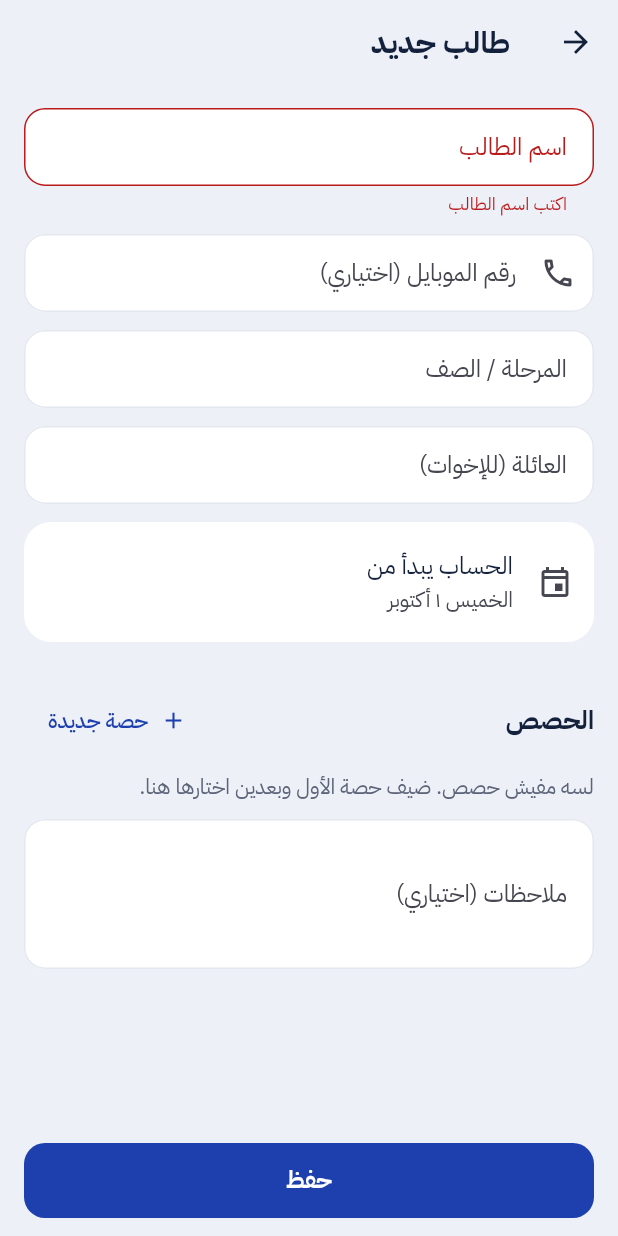
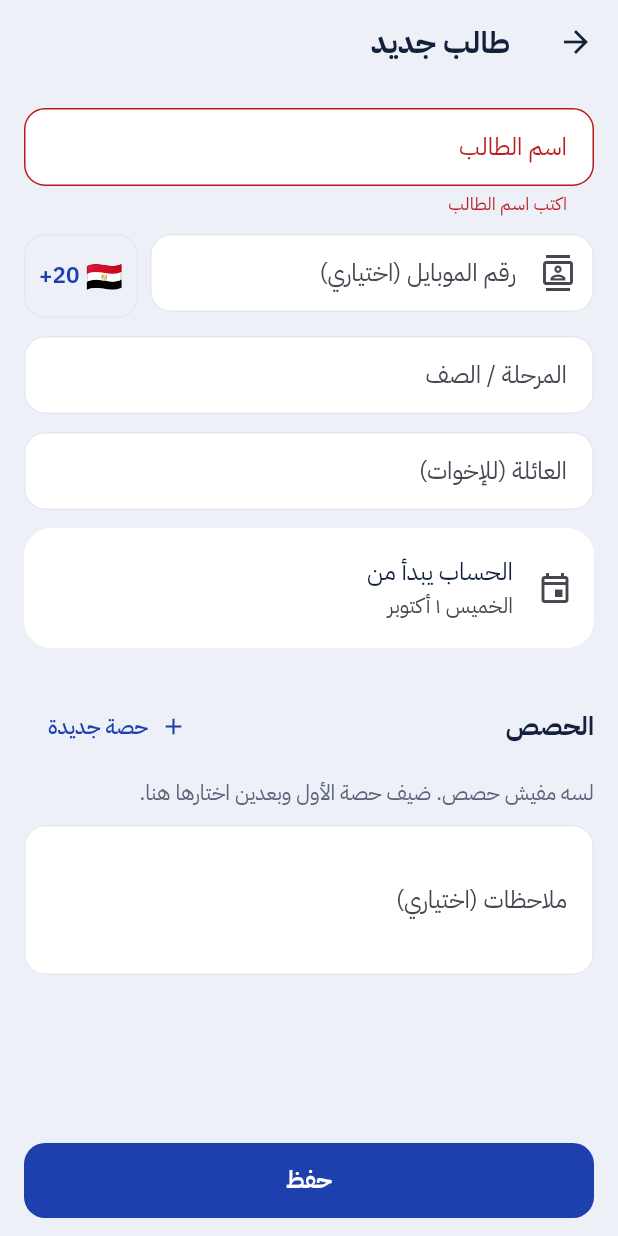
Before and after one commit to medokasemasd-ai/dorosi, a Flutter app: the StudentForm screen opened directly, after a tap on "حفظ", on a phone screen of 412 x 824 dp. Run offline on Flutter 3.47's test engine with Material 3 defaults, Android fonts, the phone set to English and light mode, and no system bars; our stand-ins replace file_picker, flutter_local_notifications, flutter_timezone, share_plus, timezone; missing offline and left inert: home_widget.

Commit message:
Pick a student's number from the phone contacts, with a country code
Numbers are stored with their country code; Egypt and Saudi Arabia come first
in the list. Tapping an empty number field opens the contacts picker, which
needs no contacts permission.

Co-Authored-By: Claude Opus 5.5 (1M context) <noreply@anthropic.com>
Claude-Session: https://claude.ai/code/session_01GDz5qe47P4iUSPjctsKpBB

```diff
--- /dev/null
+++ b/lib/phone.dart
@@ -0,0 +1,42 @@
+// Phone numbers are stored with their country code, like +201012345678.
+
+import 'format.dart';
+
+/// Countries offered for phone numbers: name, flag and dialling code.
+const countries = [
+  ('مصر', '🇪🇬', '20'),
+  ('السعودية', '🇸🇦', '966'),
+  ('الإمارات', '🇦🇪', '971'),
+  ('الكويت', '🇰🇼', '965'),
+  ('قطر', '🇶🇦', '974'),
+  ('البحرين', '🇧🇭', '973'),
+  ('عُمان', '🇴🇲', '968'),
+  ('الأردن', '🇯🇴', '962'),
+  ('ليبيا', '🇱🇾', '218'),
+  ('السودان', '🇸🇩', '249'),
+  ('العراق', '🇮🇶', '964'),
+];
+
+/// Splits a stored or typed number into its country code and the local part.
+/// A number without a code is taken to be from [fallback].
+(String code, String local) splitPhone(String phone, {String fallback = '20'}) {
+  var p = westernDigits(phone).replaceAll(RegExp(r'[^0-9+]'), '');
+  if (p.startsWith('00')) p = '+${p.substring(2)}';
+  if (p.startsWith('+')) {
+    p = p.substring(1);
+    for (final (_, _, code) in countries) {
+      if (p.startsWith(code)) return (code, _local(p.substring(code.length)));
+    }
+    return ('', p);
+  }
+  return (fallback, _local(p));
+}
+
+String _local(String p) => p.startsWith('0') ? p.substring(1) : p;
+
+/// The number to store, like +201012345678, or empty when there is no number.
+String joinPhone(String code, String local) {
+  final l = _local(westernDigits(local).replaceAll(RegExp(r'[^0-9]'), ''));
+  if (l.isEmpty) return '';
+  return code.isEmpty ? '+$l' : '+$code$l';
+}
--- a/lib/ui/student_form.dart
+++ b/lib/ui/student_form.dart
@@ -2,6 +2,8 @@ import 'package:flutter/material.dart';
 
 import '../format.dart';
 import '../models.dart';
+import '../phone.dart';
+import '../services/contacts.dart';
 import '../store.dart';
 import 'common.dart';
 import 'group_form.dart';
@@ -81,7 +83,8 @@ class StudentForm extends StatefulWidget {
 class _StudentFormState extends State<StudentForm> {
   final _form = GlobalKey<FormState>();
   late final _name = TextEditingController(text: widget.student?.name);
-  late final _phone = TextEditingController(text: widget.student?.phone);
+  final _phone = TextEditingController();
+  String _code = '20';
   late final _stage = TextEditingController(text: widget.student?.stage);
   late final _family = TextEditingController(text: widget.student?.family);
   late final _notes = TextEditingController(text: widget.student?.notes);
@@ -98,6 +101,9 @@ class _StudentFormState extends State<StudentForm> {
     _init = true;
     final d = StoreScope.read(context).data;
     final s = widget.student;
+    final (code, local) = splitPhone(s?.phone ?? '', fallback: d.settings.currency == 'ر.س' ? '966' : '20');
+    _code = code;
+    _phone.text = local;
     if (s != null) {
       _groups.addAll(d.groupsOf(s, includeArchived: true).map((g) => g.id));
       s.priceOverrides.forEach((gid, p) => _prices[gid] = TextEditingController(text: _plain(p)));
@@ -136,13 +142,31 @@ class _StudentFormState extends State<StudentForm> {
               validator: (v) => (v ?? '').trim().isEmpty ? 'اكتب اسم الطالب' : null,
             ),
             const SizedBox(height: 12),
-            TextFormField(
-              controller: _phone,
-              keyboardType: TextInputType.phone,
-              decoration: const InputDecoration(
-                labelText: 'رقم الموبايل (اختياري)',
-                prefixIcon: Icon(Icons.phone_outlined),
-              ),
+            Row(
+              crossAxisAlignment: CrossAxisAlignment.start,
+              children: [
+                Expanded(
+                  child: TextFormField(
+                    controller: _phone,
+                    keyboardType: TextInputType.phone,
+                    textDirection: TextDirection.ltr,
+                    // An empty number is usually in the phone's contacts already.
+                    onTap: () {
+                      if (_phone.text.trim().isEmpty) _pickContact();
+                    },
+                    decoration: InputDecoration(
+                      labelText: 'رقم الموبايل (اختياري)',
+                      prefixIcon: IconButton(
+                        tooltip: 'اختار من الأسماء',
+                        icon: const Icon(Icons.contacts_outlined),
+                        onPressed: _pickContact,
+                      ),
+                    ),
+                  ),
+                ),
+                const SizedBox(width: 8),
+                _CountryButton(code: _code, onChanged: (c) => setState(() => _code = c)),
+              ],
             ),
             const SizedBox(height: 12),
             _Suggest(controller: _stage, label: 'المرحلة / الصف', options: stages, hint: 'مثال: الثالث الثانوي'),
@@ -246,13 +270,29 @@ class _StudentFormState extends State<StudentForm> {
     );
   }
 
+  Future<void> _pickContact() async {
+    try {
+      final c = await pickContactPhone();
+      if (c == null || !mounted) return;
+      final (code, local) = splitPhone(c.number, fallback: _code);
+      setState(() {
+        if (code.isNotEmpty) _code = code;
+        _phone.text = local;
+        if (_name.text.trim().isEmpty) _name.text = c.name;
+      });
+      FocusManager.instance.primaryFocus?.unfocus();
+    } catch (_) {
+      if (mounted) toast(context, 'مقدرتش أفتح الأسماء، اكتب الرقم بإيدك');
+    }
+  }
+
   Future<void> _save() async {
     if (!_form.currentState!.validate()) return;
     final store = StoreScope.read(context);
     final s = widget.student ?? Student(id: store.newId(), name: '');
     s
       ..name = _name.text.trim()
-      ..phone = westernDigits(_phone.text.trim())
+      ..phone = joinPhone(_code, _phone.text)
       ..stage = _stage.text.trim()
       ..family = _family.text.trim()
       ..notes = _notes.text.trim()
@@ -316,3 +356,62 @@ int _longest(Group g) => [
 ].fold(0, (a, b) => a > b ? a : b);
 
 String _plain(double v) => v == v.roundToDouble() ? v.toInt().toString() : v.toStringAsFixed(1);
+
+/// The country code in front of a phone number; tap to pick another country.
+class _CountryButton extends StatelessWidget {
+  const _CountryButton({required this.code, required this.onChanged});
+
+  final String code;
+  final ValueChanged<String> onChanged;
+
+  @override
+  Widget build(BuildContext context) {
+    final flag = countries.where((c) => c.$3 == code).map((c) => c.$2).firstOrNull ?? '🌍';
+    return SizedBox(
+      height: 56,
+      child: OutlinedButton(
+        key: const ValueKey('country'),
+        style: OutlinedButton.styleFrom(
+          padding: const EdgeInsets.symmetric(horizontal: 10),
+          shape: RoundedRectangleBorder(borderRadius: BorderRadius.circular(14)),
+        ),
+        onPressed: () async {
+          final picked = await showModalBottomSheet<String>(
+            context: context,
+            showDragHandle: true,
+            isScrollControlled: true,
+            backgroundColor: AppColors.card,
+            builder: (c) => SafeArea(
+              child: ListView(
+                shrinkWrap: true,
+                children: [
+                  const Padding(
+                    padding: EdgeInsets.fromLTRB(20, 0, 20, 8),
+                    child: Text('كود الدولة', style: TextStyle(fontSize: 18, fontWeight: FontWeight.w700)),
+                  ),
+                  for (final (name, f, cc) in countries)
+                    ListTile(
+                      leading: Text(f, style: const TextStyle(fontSize: 24)),
+                      title: Text(name),
+                      trailing: Text('+$cc', textDirection: TextDirection.ltr),
+                      selected: cc == code,
+                      onTap: () => Navigator.pop(c, cc),
+                    ),
+                ],
+              ),
+            ),
+          );
+          if (picked != null) onChanged(picked);
+        },
+        child: Row(
+          mainAxisSize: MainAxisSize.min,
+          children: [
+            Text(flag, style: const TextStyle(fontSize: 20)),
+            const SizedBox(width: 4),
+            Text('+$code', textDirection: TextDirection.ltr),
+          ],
+        ),
+      ),
+    );
+  }
+}
```
Also changed, not shown: lib/services/contacts.dart (added, +14 -0 lines), 3 other files.
